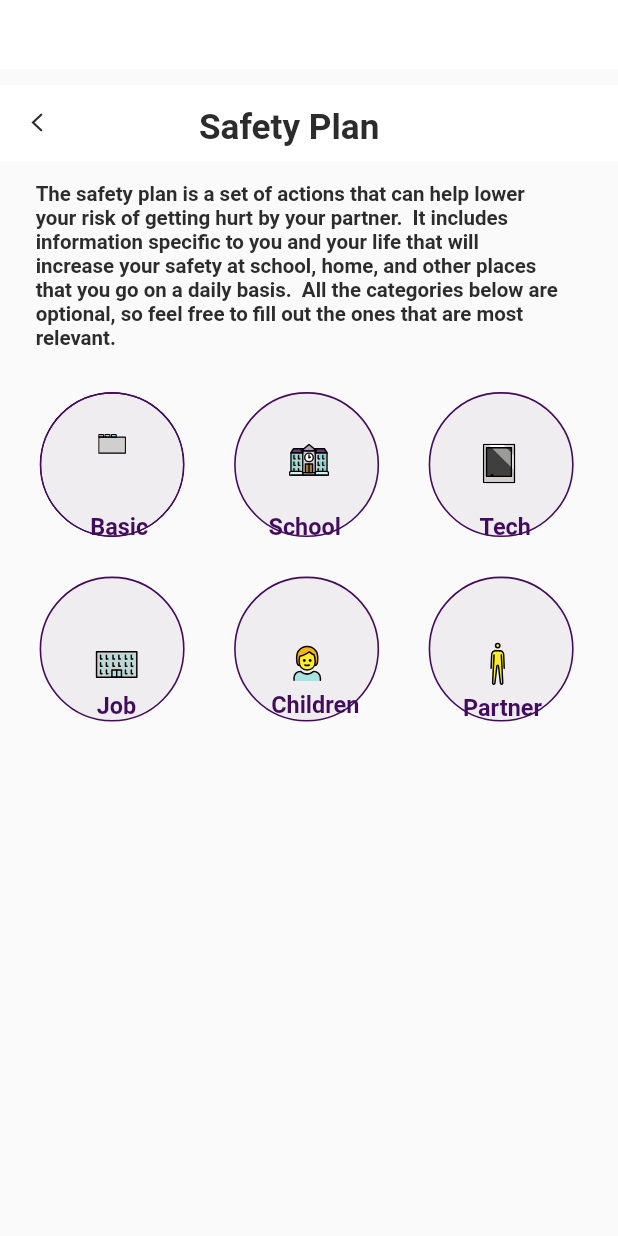
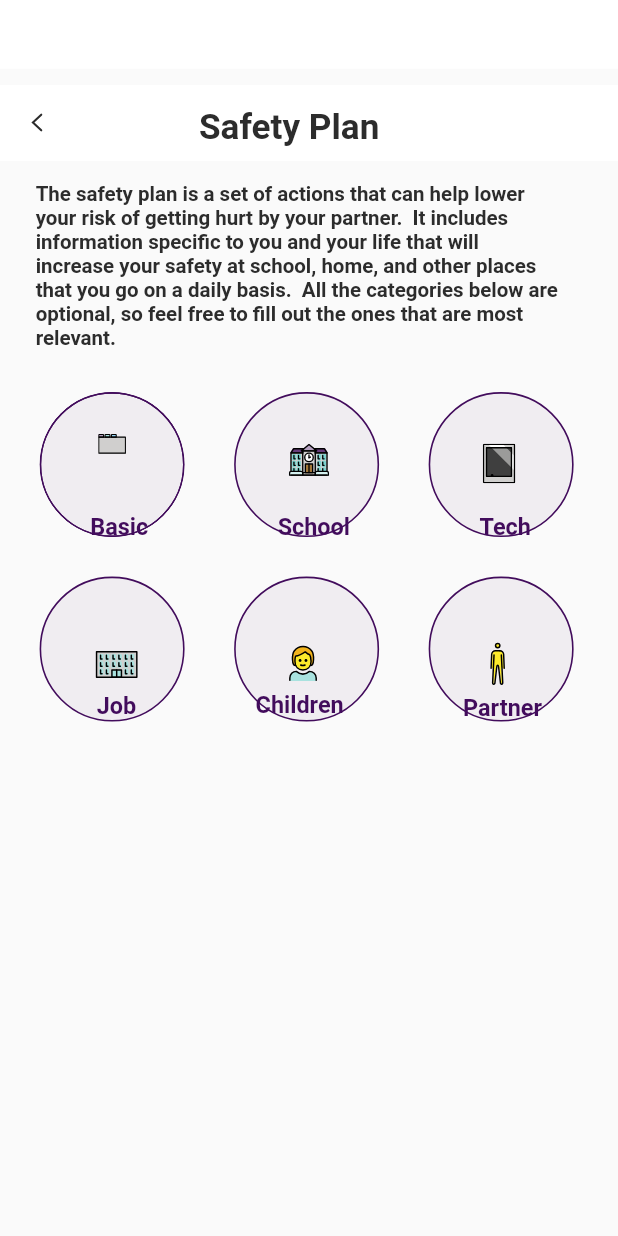
Before and after one commit to 2023-opportunity-hack/Huskies-and-Skyler--MobileAppforTeens-RebuildaprototypewithSecurityandUsability, a Flutter app: the HomeScreenPage screen opened directly, after a tap on "Safety Plan", on a phone screen of 412 x 824 dp. Run offline on Flutter 3.47's test engine with Material 2 defaults, Android fonts, the phone set to English and light mode, and no system bars; our stand-ins replace cached_network_image, flutter_svg; Roboto replaces fonts that are missing (Plus Jakarta Sans).

Commit message:
home page + extra buttons

```diff
--- a/test_app/lib/presentation/home_screen_page/home_screen_page.dart
+++ b/test_app/lib/presentation/home_screen_page/home_screen_page.dart
@@ -6,9 +6,8 @@ import 'package:test_app/presentation/warning_signs_one_screen/warning_signs_one
 import 'package:test_app/presentation/safety_plan_screen/safety_plan_screen.dart';
 import 'package:test_app/presentation/self_care_screen/self_care_screen.dart';
 import 'package:test_app/presentation/contact_a_professional_screen/contact_a_professional_screen.dart';
-import 'package:test_app/presentation/document_abuse_add_a_new_record_screen/document_abuse_add_a_new_record_screen.dart';
+import 'package:test_app/presentation/document_abuse_two_screen/document_abuse_two_screen.dart';
 import 'package:test_app/presentation/mood_tracker_screen/mood_tracker_screen.dart';
-
 
 
 class HomeScreenPage extends StatelessWidget {
@@ -102,7 +101,7 @@ class HomeScreenPage extends StatelessWidget {
                                                                 ImageConstant
                                                                     .imgCut,
                                                                 height: 60.v,
-                                                                  width: 64.h),
+                                                                width:70.h),
                                                             SizedBox(height: 13.v),
                                                             Text("Self Care",
                                                                 style: CustomTextStyles
@@ -141,13 +140,15 @@ class HomeScreenPage extends StatelessWidget {
                                                                 width: 63.h,
                                                                 margin: EdgeInsets
                                                                     .only(
-                                                                        left: 21
+                                                                    left: 25
                                                                         .h)),
                                                             Padding(
                                                                 padding: EdgeInsets
                                                                     .only(
+                                                                    right:
+                                                                    3,
                                                                     left:
-                                                                            1.h,
+                                                                    12.h,
                                                                     top: 12
                                                                         .v,
                                                                     bottom: 6
@@ -270,7 +271,7 @@ class HomeScreenPage extends StatelessWidget {
                                                   child: Container(
                                                       padding:
                                                       EdgeInsets.symmetric(
-                                                              horizontal: 12.h,
+                                                          horizontal: 22.h,
                                                           vertical: 10.v),
                                                       decoration: AppDecoration
                                                           .outlinePurple
@@ -296,11 +297,14 @@ class HomeScreenPage extends StatelessWidget {
                                                                 width: 61.h,
                                                                 margin: EdgeInsets
                                                                     .only(
-                                                                        right: 12
+                                                                    right: 5
                                                                         .h)),
                                                             SizedBox(
-                                                                height: 15.v),
+                                                                height: 0.v),
                                                             Text("Safety Plan",
+                                                                textAlign:
+                                                                TextAlign
+                                                                    .center,
                                                                 style: CustomTextStyles
                                                                     .titleMediumOnErrorContainer)
                                                           ])))),
@@ -335,6 +339,7 @@ class HomeScreenPage extends StatelessWidget {
                                                                 height: 69.v,
                                                                 width: 61.h),
                                                             SizedBox(
+                                                                height: 32.v,
                                                                 width: 81.h,
                                                                 child: Text(
                                                                     "Document Abuse",
@@ -380,7 +385,7 @@ class HomeScreenPage extends StatelessWidget {
   }
 
   onTapDocAbuse(BuildContext context) {
-    Navigator.of(context).push(MaterialPageRoute(builder: (context) => DocumentAbuseAddANewRecordScreen()));
+    Navigator.of(context).push(MaterialPageRoute(builder: (context) => DocumentAbuseTwoScreen()));
   }
 
   onTapMood(BuildContext context) {
--- a/test_app/lib/presentation/safety_plan_screen/safety_plan_screen.dart
+++ b/test_app/lib/presentation/safety_plan_screen/safety_plan_screen.dart
@@ -3,17 +3,12 @@ import 'package:test_app/core/app_export.dart';
 import 'package:test_app/presentation/home_screen_page/home_screen_page.dart';
 import 'package:test_app/widgets/custom_bottom_bar.dart';
 
-class SafetyPlanScreen extends StatefulWidget {
+class SafetyPlanScreen extends StatelessWidget {
   SafetyPlanScreen({Key? key})
       : super(
           key: key,
         );
 
-  @override
-  State<SafetyPlanScreen> createState() => _SafetyPlanScreenState();
-}
-
-class _SafetyPlanScreenState extends State<SafetyPlanScreen> {
   GlobalKey<NavigatorState> navigatorKey = GlobalKey();
 
   @override
@@ -277,7 +272,7 @@ class _SafetyPlanScreenState extends State<SafetyPlanScreen> {
                                               .titleMediumPrimary,
                                         ),
                                         Spacer(
-                                          flex: 46,
+                                          flex: 50,
                                         ),
                                         Text(
                                           "School",
@@ -285,7 +280,7 @@ class _SafetyPlanScreenState extends State<SafetyPlanScreen> {
                                               .titleMediumPrimary,
                                         ),
                                         Spacer(
-                                          flex: 53,
+                                          flex: 50,
                                         ),
                                         Text(
                                           "Tech",
@@ -308,7 +303,7 @@ class _SafetyPlanScreenState extends State<SafetyPlanScreen> {
                                           width: 36.adaptSize,
                                         ),
                                         Spacer(
-                                          flex: 51,
+                                          flex: 50,
                                         ),
                                         CustomImageView(
                                           svgPath: ImageConstant.imgUser,
@@ -316,7 +311,7 @@ class _SafetyPlanScreenState extends State<SafetyPlanScreen> {
                                           width: 36.adaptSize,
                                         ),
                                         Spacer(
-                                          flex: 48,
+                                          flex: 50,
                                         ),
                                         CustomImageView(
                                           svgPath:
@@ -340,7 +335,7 @@ class _SafetyPlanScreenState extends State<SafetyPlanScreen> {
                                               .titleMediumPrimary_1,
                                         ),
                                         Spacer(
-                                          flex: 56,
+                                          flex: 50,
                                         ),
                                         Padding(
                                           padding: EdgeInsets.only(bottom: 2.v),
@@ -351,7 +346,7 @@ class _SafetyPlanScreenState extends State<SafetyPlanScreen> {
                                           ),
                                         ),
                                         Spacer(
-                                          flex: 43,
+                                          flex: 50,
                                         ),
                                         Padding(
                                           padding: EdgeInsets.only(top: 2.v),
```
Also changed, not shown: test_app/lib/presentation/document_abuse_two_screen/document_abuse_two_screen.dart (+13 -8 lines), test_app/lib/presentation/self_care_screen/self_care_screen.dart (+3 -43 lines), test_app/lib/presentation/warning_signs_one_screen/warning_signs_one_screen.dart (+2 -9 lines). Lines whose indentation alone changed are shown as unchanged.
